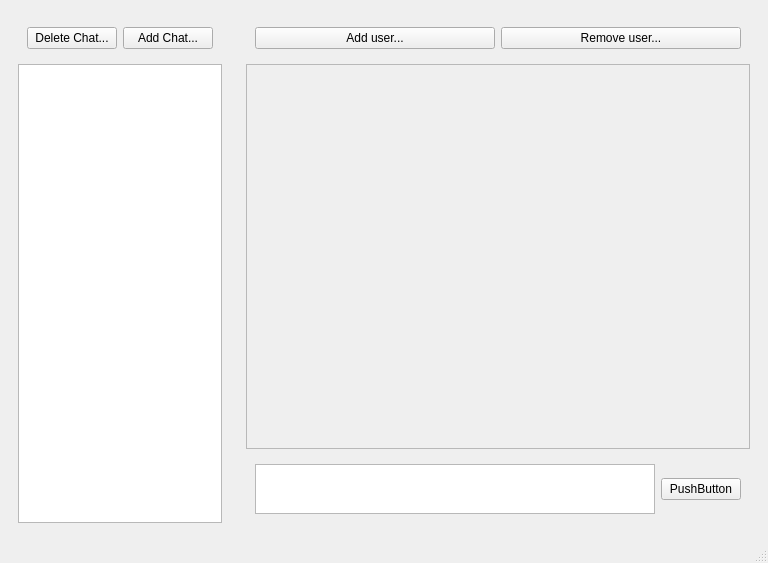
Old version of the form client/gui/gui.ui in the repository fredima2x/aspm.
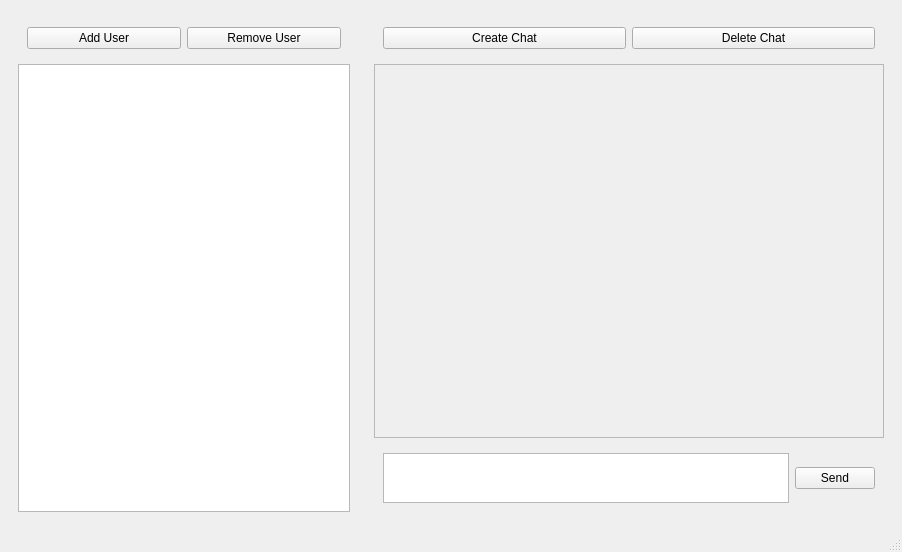
New version of the form.

Patch:
```diff
--- a/client/gui/gui.ui
+++ b/client/gui/gui.ui
@@ -6,8 +6,8 @@
    <rect>
     <x>0</x>
     <y>0</y>
-    <width>768</width>
-    <height>563</height>
+    <width>902</width>
+    <height>552</height>
    </rect>
   </property>
   <property name="windowTitle">
@@ -27,7 +27,7 @@
         </property>
         <property name="minimumSize">
          <size>
-          <width>220</width>
+          <width>300</width>
           <height>0</height>
          </size>
         </property>
@@ -39,25 +39,31 @@
         </property>
         <layout class="QVBoxLayout" name="verticalLayout_2">
          <item>
-          <widget class="QFrame" name="chat_frame">
-           <property name="frameShape">
-            <enum>QFrame::NoFrame</enum>
-           </property>
-           <property name="frameShadow">
-            <enum>QFrame::Raised</enum>
-           </property>
+          <widget class="QWidget" name="widget_3" native="true">
            <layout class="QHBoxLayout" name="horizontalLayout_4">
             <item>
-             <widget class="QPushButton" name="rmchat_button">
+             <widget class="QPushButton" name="pushButton">
+               <property name="cursor">
+                <cursorShape>PointingHandCursor</cursorShape>
+               </property>
+                <property name="autoDefault">
+                 <bool>false</bool>
+                </property>
               <property name="text">
-               <string>Delete Chat...</string>
+               <string>Add User</string>
               </property>
              </widget>
             </item>
             <item>
-             <widget class="QPushButton" name="addchat_button">
+             <widget class="QPushButton" name="pushButton_2">
+              <property name="cursor">
+               <cursorShape>PointingHandCursor</cursorShape>
+              </property>
+                <property name="autoDefault">
+                 <bool>false</bool>
+                </property>
               <property name="text">
-               <string>Add Chat...</string>
+               <string>Remove User</string>
               </property>
              </widget>
             </item>
@@ -81,25 +87,31 @@
        <widget class="QWidget" name="widget_2" native="true">
         <layout class="QVBoxLayout" name="verticalLayout">
          <item>
-          <widget class="QFrame" name="user_frame">
-           <property name="frameShape">
-            <enum>QFrame::NoFrame</enum>
-           </property>
-           <property name="frameShadow">
-            <enum>QFrame::Raised</enum>
-           </property>
+          <widget class="QWidget" name="widget_4" native="true">
            <layout class="QHBoxLayout" name="horizontalLayout_5">
             <item>
-             <widget class="QPushButton" name="adduser_button">
+             <widget class="QPushButton" name="pushButton_3">
+              <property name="cursor">
+               <cursorShape>PointingHandCursor</cursorShape>
+              </property>
+                <property name="autoDefault">
+                 <bool>false</bool>
+                </property>
               <property name="text">
-               <string>Add user...</string>
+               <string>Create Chat</string>
               </property>
              </widget>
             </item>
             <item>
-             <widget class="QPushButton" name="rmuser_button">
+             <widget class="QPushButton" name="pushButton_4">
+              <property name="cursor">
+               <cursorShape>PointingHandCursor</cursorShape>
+              </property>
+                <property name="autoDefault">
+                 <bool>false</bool>
+                </property>
               <property name="text">
-               <string>Remove user...</string>
+               <string>Delete Chat</string>
               </property>
              </widget>
             </item>
@@ -116,8 +128,8 @@
              <rect>
               <x>0</x>
               <y>0</y>
-              <width>502</width>
-              <height>381</height>
+              <width>497</width>
+              <height>329</height>
              </rect>
             </property>
            </widget>
@@ -157,7 +169,7 @@
             <item>
              <widget class="QPushButton" name="send_button">
               <property name="text">
-               <string>PushButton</string>
+               <string>Send</string>
               </property>
              </widget>
             </item>
```
Left out of the diff: 7 changed lines with no effect on the pictures.
